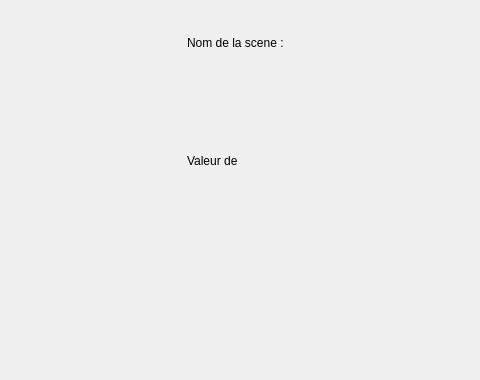
fbotel17/DMXProject, file IHMC++/DMXProject/DMXProject.ui: the form before one commit; both pictures show x 0 to 480 and y 412 to 792 of the 1271 by 792 pixel window.
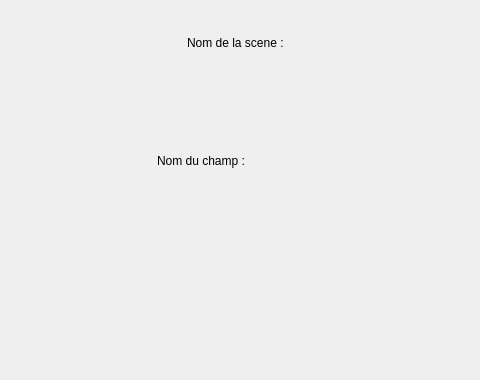
The form after the commit.

```diff
--- a/IHMC++/DMXProject/DMXProject.ui
+++ b/IHMC++/DMXProject/DMXProject.ui
@@ -447,14 +447,14 @@
        <widget class="QLabel" name="valeurLabel">
         <property name="geometry">
          <rect>
-          <x>176</x>
+          <x>146</x>
           <y>500</y>
-          <width>71</width>
+          <width>101</width>
           <height>51</height>
          </rect>
         </property>
         <property name="text">
-         <string>Valeur de </string>
+         <string>Nom du champ :</string>
         </property>
        </widget>
        <widget class="QLabel" name="nomSceneLabel">
```
Left out of the diff: 2 changed lines with no effect on the pictures.
